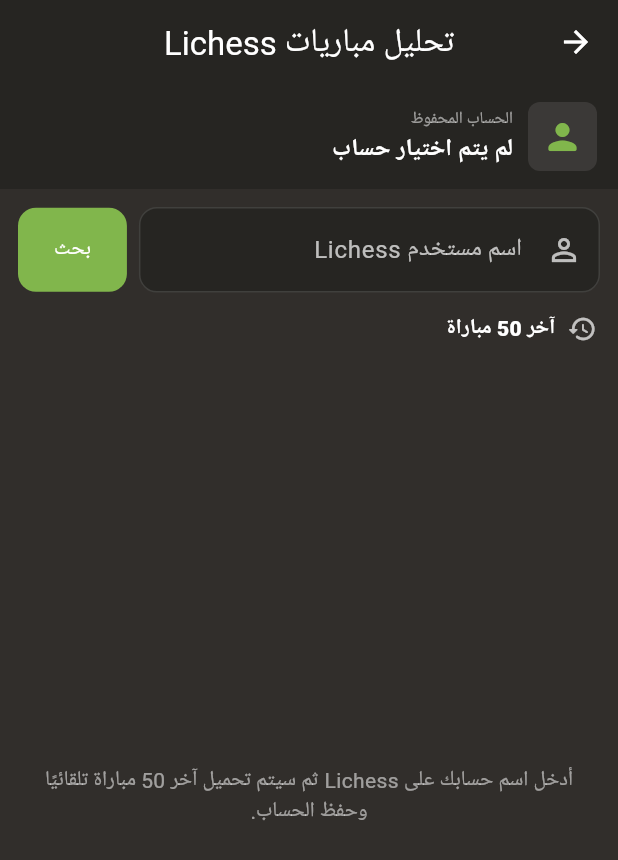
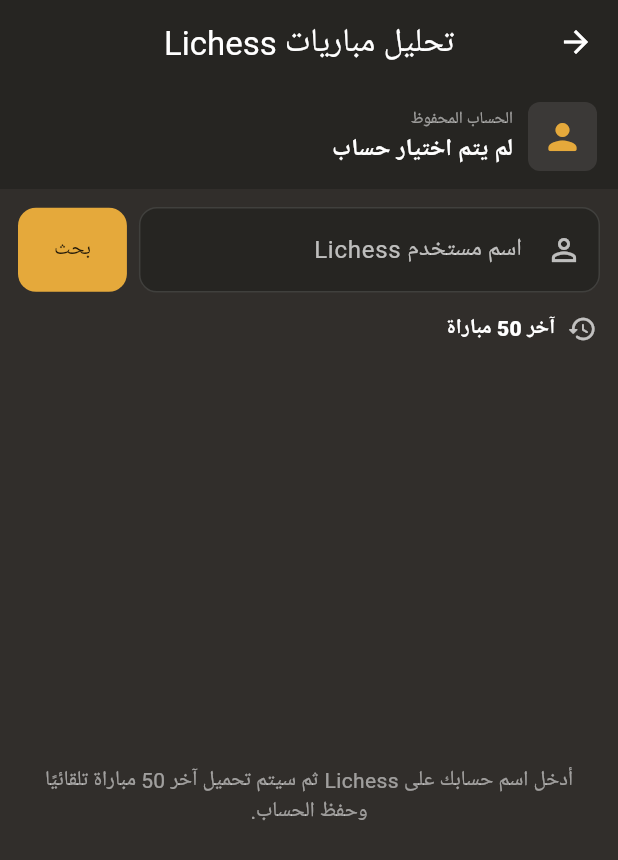
Before and after one commit to nazarslah0/Chess1, a Flutter app: the AnalyzeGameScreen screen opened directly, after a tap on "Lichess", on a phone screen of 412 x 824 dp. Shown: the top 860 px of the screen. Run offline on Flutter 3.47's test engine with Material 3 defaults, Android fonts, the phone set to English and light mode, and no system bars; our stand-ins replace audioplayers, shared_preferences; missing offline and left inert: chess, lc0; accounts and stored records are empty.

Commit message:
Add files via upload

```diff
--- a/lib/game_source_screen.dart
+++ b/lib/game_source_screen.dart
@@ -33,6 +33,14 @@
   String? _savedUsername;
 
   GameSource get _source => widget.source;
+
+  /// لون المصدر: ذهبي لـ Lichess، وأخضر لـ Chess.com.
+  bool get _isLichess => _source is LichessSource;
+
+  Color get _accent =>
+      _isLichess ? const Color(0xFFE5A93B) : SourceStyle.green;
+
+  Color get _onAccent => _isLichess ? Colors.black87 : Colors.white;
 
   @override
   void initState() {
@@ -150,6 +158,8 @@
       MaterialPageRoute(
         builder: (_) => AnalysisModeScreen(
           pgn: g.pgn,
+          playerIsBlack: g.blackLabel(_username).trim().toLowerCase() ==
+              _username.trim().toLowerCase(),
           whiteLabel: g.whiteLabel(_username),
           blackLabel: g.blackLabel(_username),
           resultLabel: g.resultLabel(_username),
@@ -207,6 +217,7 @@
                 label: 'اسم مستخدم ${_source.name}',
                 hint: 'مثال: ${_source.usernameHint}',
                 icon: Icons.person_outline,
+                accent: _accent,
               ),
               onSubmitted: (_) => _search(),
             ),
@@ -215,15 +226,18 @@
           SizedBox(
             height: 56,
             child: FilledButton(
-              style: SourceStyle.primaryButton(),
+              style: SourceStyle.primaryButton(
+                color: _accent,
+                foreground: _onAccent,
+              ),
               onPressed: _loadingGames ? null : _search,
               child: _loadingGames
-                  ? const SizedBox(
+                  ? SizedBox(
                       width: 20,
                       height: 20,
                       child: CircularProgressIndicator(
                         strokeWidth: 2,
-                        color: Colors.white,
+                        color: _onAccent,
                       ),
                     )
                   : const Text('بحث'),
@@ -263,12 +277,12 @@
     if (_games.isEmpty) {
       return Center(
         child: _loadingGames
-            ? const Column(
+            ? Column(
                 mainAxisSize: MainAxisSize.min,
                 children: [
-                  CircularProgressIndicator(color: SourceStyle.green),
-                  SizedBox(height: 12),
-                  Text(
+                  CircularProgressIndicator(color: _accent),
+                  const SizedBox(height: 12),
+                  const Text(
                     'جاري تحميل آخر $_limit مباراة...',
                     style: TextStyle(color: Colors.white70),
                   ),
@@ -308,9 +322,9 @@
               color: SourceStyle.avatar,
               borderRadius: BorderRadius.circular(8),
             ),
-            child: const Icon(
+            child: Icon(
               Icons.person_rounded,
-              color: SourceStyle.green,
+              color: _accent,
               size: 28,
             ),
           ),
@@ -340,7 +354,7 @@
               icon: const Icon(Icons.swap_horiz_rounded, size: 18),
               label: const Text('تبديل'),
               style: TextButton.styleFrom(
-                foregroundColor: SourceStyle.green,
+                foregroundColor: _accent,
               ),
             ),
         ],
--- a/lib/my_games_screen.dart
+++ b/lib/my_games_screen.dart
@@ -45,7 +45,9 @@
 
             final cardW = w * 0.2895;
             final gap = w * 0.0245;
-            final cardsTop = bgH * 0.549;
+            // رفع كل المحتوى قليلًا للأعلى.
+            final lift = bgH * 0.03;
+            final cardsTop = bgH * 0.549 - lift;
             final cardH = cardW * 1.877;
 
             final contentH = math.max(h, cardsTop + cardH + 24);
@@ -70,14 +72,14 @@
                       children: [
                         // العنوان.
                         Positioned(
-                          top: bgH * 0.414 - w * 0.075,
+                          top: bgH * 0.414 - w * 0.075 - lift,
                           left: 0,
                           right: 0,
                           child: _title(w),
                         ),
                         // العنوان الفرعي.
                         Positioned(
-                          top: bgH * 0.475 - w * 0.03,
+                          top: bgH * 0.475 - w * 0.03 - lift,
                           left: 0,
                           right: 0,
                           child: Text(
@@ -91,7 +93,7 @@
                         ),
                         // الفاصل مع التاج.
                         Positioned(
-                          top: bgH * 0.512 - w * 0.02,
+                          top: bgH * 0.512 - w * 0.02 - lift,
                           left: 0,
                           right: 0,
                           child: _divider(w),
@@ -107,8 +109,8 @@
                               _SourceCard(
                                 width: cardW,
                                 icon: _chessComIcon,
-                                title: 'chess.com',
-                                subtitle: 'استيراد من موقع chess.com',
+                                title: 'Chess.com',
+                                subtitle: 'استيراد من موقع\nChess.com',
                                 accent: const Color(0xFF63C13F),
                                 border: const Color(0x8C4FB02E),
                                 colors: const [
@@ -125,7 +127,7 @@
                                 width: cardW,
                                 icon: _lichessIcon,
                                 title: 'Lichess',
-                                subtitle: 'استيراد من موقع Lichess',
+                                subtitle: 'استيراد من موقع\nLichess',
                                 accent: const Color(0xFFE5A93B),
                                 border: const Color(0x66E0A33A),
                                 colors: const [
@@ -288,8 +290,8 @@
   Widget build(BuildContext context) {
     final h = width * 1.877;
     final radius = BorderRadius.circular(width * 0.15);
-    final titleSize = width * 0.115;
-    final subSize = width * 0.063;
+    final titleSize = width * 0.13;
+    final subSize = width * 0.073;
     final ring = width * 0.277;
 
     return SizedBox(
--- a/lib/pgn_import_screen.dart
+++ b/lib/pgn_import_screen.dart
@@ -56,6 +56,8 @@
     );
   }
 
+  static const Color _blue = Color(0xFF3D6BFF);
+
   @override
   Widget build(BuildContext context) {
     return SourceScaffold(
@@ -89,6 +91,7 @@
                       '[Result "1-0"]\n\n'
                       '1. e4 e5 2. Nf3 Nc6 3. Bb5 a6 ...',
                   alignLabelWithHint: true,
+                  accent: _blue,
                 ),
               ),
             ),
@@ -104,7 +107,7 @@
             SizedBox(
               height: 50,
               child: FilledButton.icon(
-                style: SourceStyle.primaryButton(),
+                style: SourceStyle.primaryButton(color: _blue),
                 onPressed: _analyze,
                 icon: const Icon(Icons.query_stats_rounded),
                 label: const Text('تحليل المباراة'),
--- a/lib/source_style.dart
+++ b/lib/source_style.dart
@@ -19,6 +19,7 @@
     String? hint,
     IconData? icon,
     bool alignLabelWithHint = false,
+    Color accent = green,
   }) {
     OutlineInputBorder border(Color c, [double w = 1]) => OutlineInputBorder(
           borderRadius: BorderRadius.circular(12),
@@ -36,13 +37,17 @@
       filled: true,
       fillColor: panel,
       enabledBorder: border(Colors.white12),
-      focusedBorder: border(green, 2),
+      focusedBorder: border(accent, 2),
     );
   }
 
-  static ButtonStyle primaryButton() => FilledButton.styleFrom(
-        backgroundColor: green,
-        foregroundColor: Colors.white,
+  static ButtonStyle primaryButton({
+    Color color = green,
+    Color foreground = Colors.white,
+  }) =>
+      FilledButton.styleFrom(
+        backgroundColor: color,
+        foregroundColor: foreground,
         shape: RoundedRectangleBorder(
           borderRadius: BorderRadius.circular(12),
         ),
```
Also changed, not shown: lib/analysis_controller.dart (+2 -14 lines), lib/analysis_mode.dart (+15 -49 lines), lib/game_analysis_screen.dart (+7 -2 lines).
